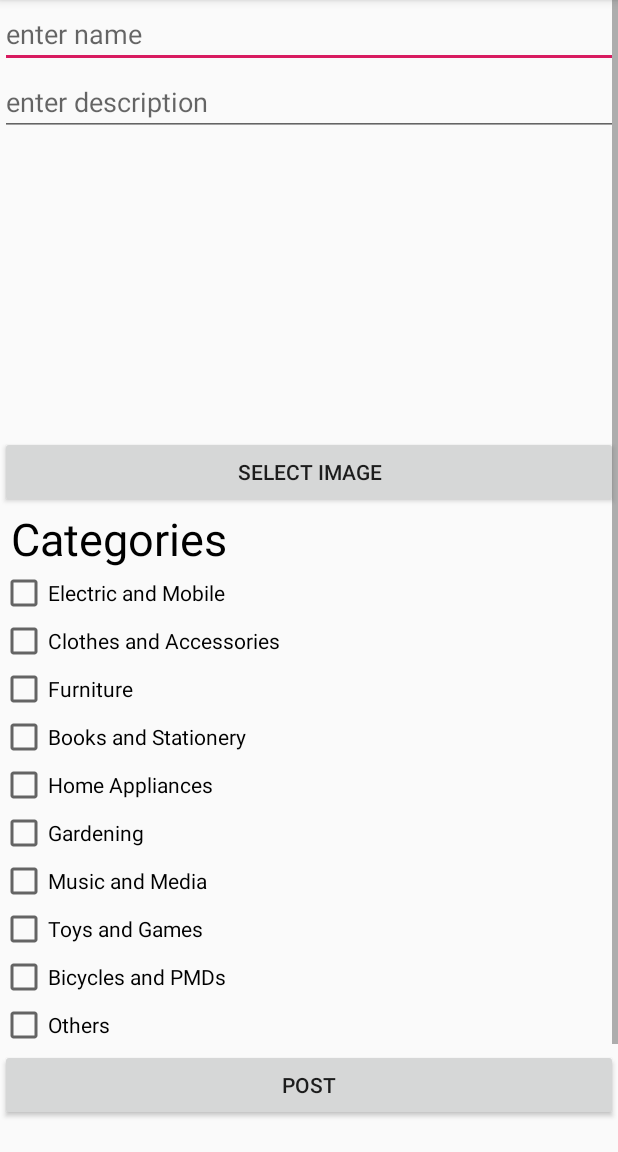
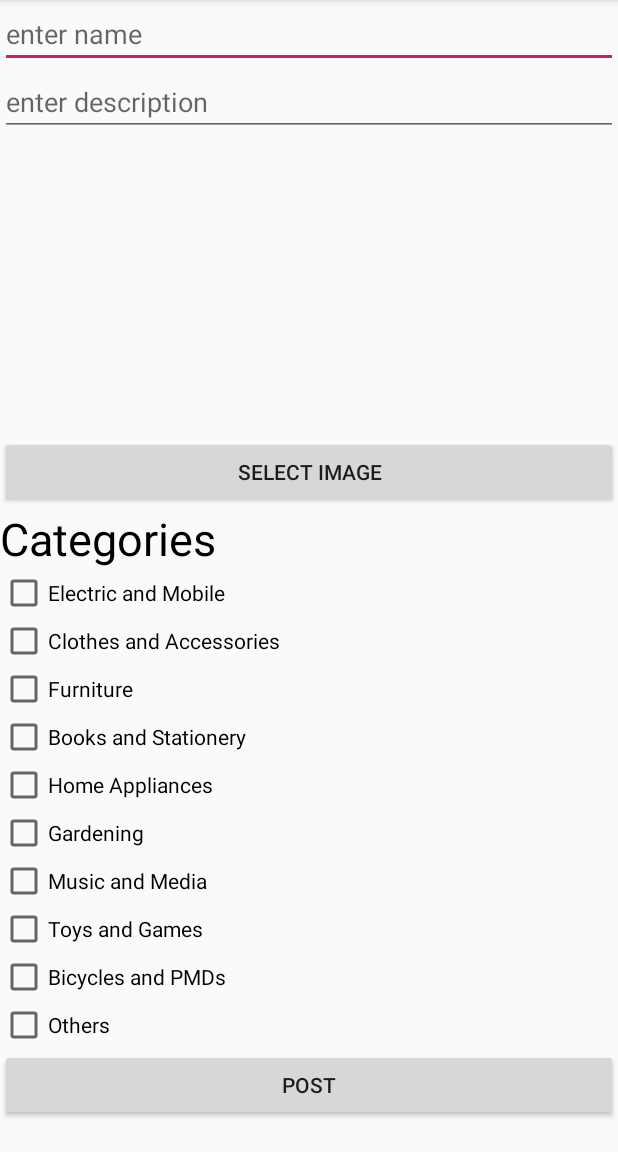
Before and after one commit to shiinx/1D_Kifu, an Android app: the PostActivity screen opened directly, with no data from a screen before it, on a phone screen of 412 x 824 dp, the part 84-1236 px from its top. Run offline under Robolectric (Android 15) with nearby library versions, the phone set to English and light mode, and no system bars; our stand-ins replace Firebase (no records; nobody signed in at launch, a user with empty details on screens opened directly), Picasso; pictures from the network do not load.

Commit message:
some postActivity changes

```diff
--- a/app/build.gradle
+++ b/app/build.gradle
@@ -65,6 +65,8 @@ dependencies {
     implementation project(':chat')
 
 
+    implementation 'com.firebaseui:firebase-ui-storage:4.3.1'
+
 }
 
 
--- a/app/src/main/java/com/Team3_6/kifu/ImageAdapter.java
+++ b/app/src/main/java/com/Team3_6/kifu/ImageAdapter.java
@@ -10,7 +10,7 @@ import android.widget.TextView;
 import androidx.annotation.NonNull;
 import androidx.recyclerview.widget.RecyclerView;
 
-import com.squareup.picasso.Picasso;
+import com.bumptech.glide.Glide;
 
 import java.util.List;
 
@@ -35,7 +35,8 @@ public class ImageAdapter extends RecyclerView.Adapter<ImageAdapter.ImageViewHol
     public void onBindViewHolder(@NonNull ImageViewHolder holder, int position) {
         Uploads uploadCurrent = mUploads.get(position);
         holder.textViewTitle.setText(uploadCurrent.getmName());
-        Picasso.with(mContext).load(uploadCurrent.getmImageUrl()).fit().centerCrop().into(holder.imageView);
+
+        Glide.with(mContext).load(uploadCurrent.getmImageUrl()).centerCrop().into(holder.imageView);
 
     }
 
--- a/app/src/main/java/com/Team3_6/kifu/MenuAdapter.java
+++ b/app/src/main/java/com/Team3_6/kifu/MenuAdapter.java
@@ -39,7 +39,7 @@ public class MenuAdapter extends RecyclerView.Adapter<MenuAdapter.MenuViewHolder
 
 
     @Override
-    public void onBindViewHolder(@NonNull MenuViewHolder holder, int position) {
+    public void onBindViewHolder(@NonNull MenuViewHolder holder, final int position) {
 
         holder.CategoryTitle.setText(mCategory.get(position).getTitle());
         holder.CategoryPic.setImageResource(mCategory.get(position).getPicture());
@@ -47,6 +47,7 @@ public class MenuAdapter extends RecyclerView.Adapter<MenuAdapter.MenuViewHolder
             @Override
             public void onClick(View v) {
                 Intent intent = new Intent(mContext, ListActivity.class);
+                intent.putExtra("Category", mCategory.get(position).getTitle());
                 mContext.startActivity(intent);
             }
         });
--- a/app/src/main/res/layout/activity_list.xml
+++ b/app/src/main/res/layout/activity_list.xml
@@ -5,6 +5,11 @@
     android:layout_height="match_parent"
     tools:context=".ListActivity">
 
+    <ImageView
+        android:id="@+id/smth"
+        android:layout_width="wrap_content"
+        android:layout_height="wrap_content" />
+
     <androidx.recyclerview.widget.RecyclerView
         android:id="@+id/recycler_view"
         android:layout_width="match_parent"
--- a/app/src/main/res/layout/fragment_post.xml
+++ b/app/src/main/res/layout/activity_post.xml
@@ -1,20 +1,10 @@
 <?xml version="1.0" encoding="utf-8"?>
-<LinearLayout xmlns:android="http://schemas.android.com/apk/res/android"
-    xmlns:app="http://schemas.android.com/apk/res-auto"
+<ScrollView xmlns:android="http://schemas.android.com/apk/res/android"
     xmlns:tools="http://schemas.android.com/tools"
     android:layout_width="match_parent"
     android:layout_height="match_parent"
-    android:orientation="vertical"
-    app:layout_constraintBottom_toBottomOf="parent"
-    app:layout_constraintEnd_toEndOf="parent"
-    app:layout_constraintStart_toStartOf="parent"
-    app:layout_constraintTop_toTopOf="parent"
     tools:context=".PostActivity">
 
-    <!-- TODO: Update blank fragment layout -->
-    <ScrollView
-        android:layout_width="match_parent"
-        android:layout_height="match_parent">
 
         <LinearLayout
             android:layout_width="match_parent"
@@ -25,6 +15,7 @@
                 android:id="@+id/image_title"
                 android:layout_width="match_parent"
                 android:layout_height="wrap_content"
+                android:inputType="text"
                 android:hint="enter name" />
 
             <EditText
@@ -48,7 +39,6 @@
                 android:id="@+id/category_label"
                 android:layout_width="match_parent"
                 android:layout_height="wrap_content"
-                android:paddingHorizontal="7sp"
                 android:text="Categories"
                 android:textColor="#000"
                 android:textSize="30sp" />
@@ -119,12 +109,6 @@
                 android:layout_height="wrap_content"
                 android:text="Post" />
 
-            <ImageView
-                android:id="@+id/spacer"
-                android:layout_width="wrap_content"
-                android:layout_height="100dp" />
         </LinearLayout>
-    </ScrollView>
 
-
-</LinearLayout>
+</ScrollView>
```
Also changed, not shown: app/src/main/java/com/Team3_6/kifu/ListActivity.java (+50 -14 lines), app/src/main/java/com/Team3_6/kifu/MainActivity.java (+2 -5 lines), app/src/main/java/com/Team3_6/kifu/PostActivity.java (+39 -26 lines), app/src/main/java/com/Team3_6/kifu/PostFragment.java (deleted, +0 -24 lines).
